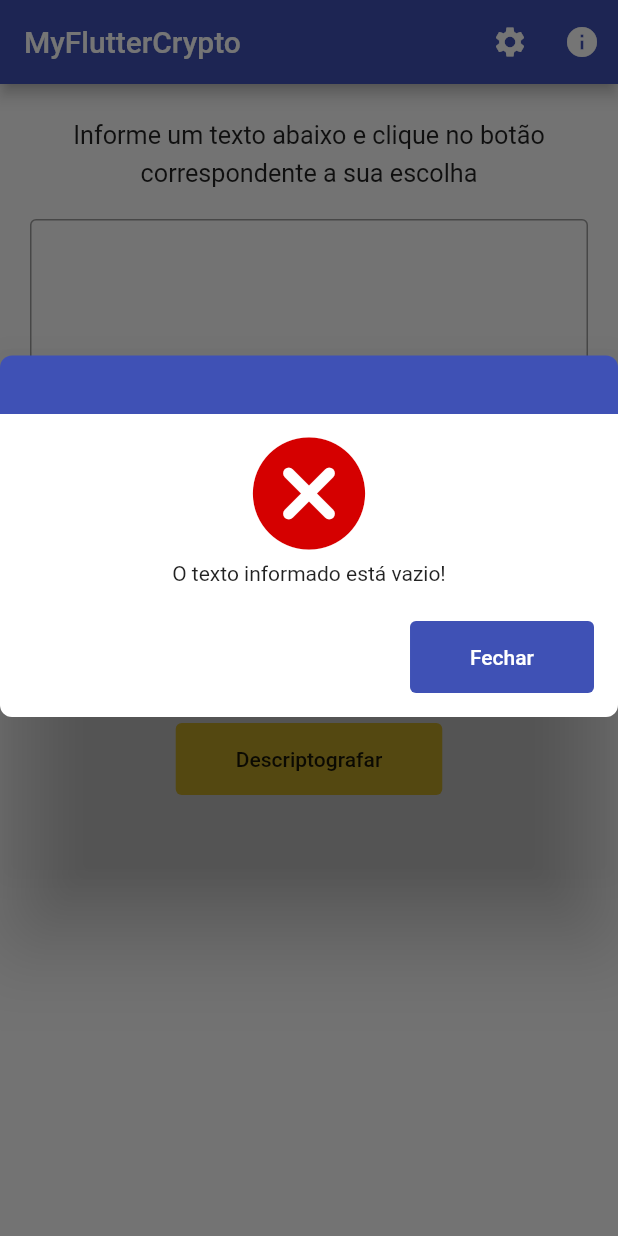
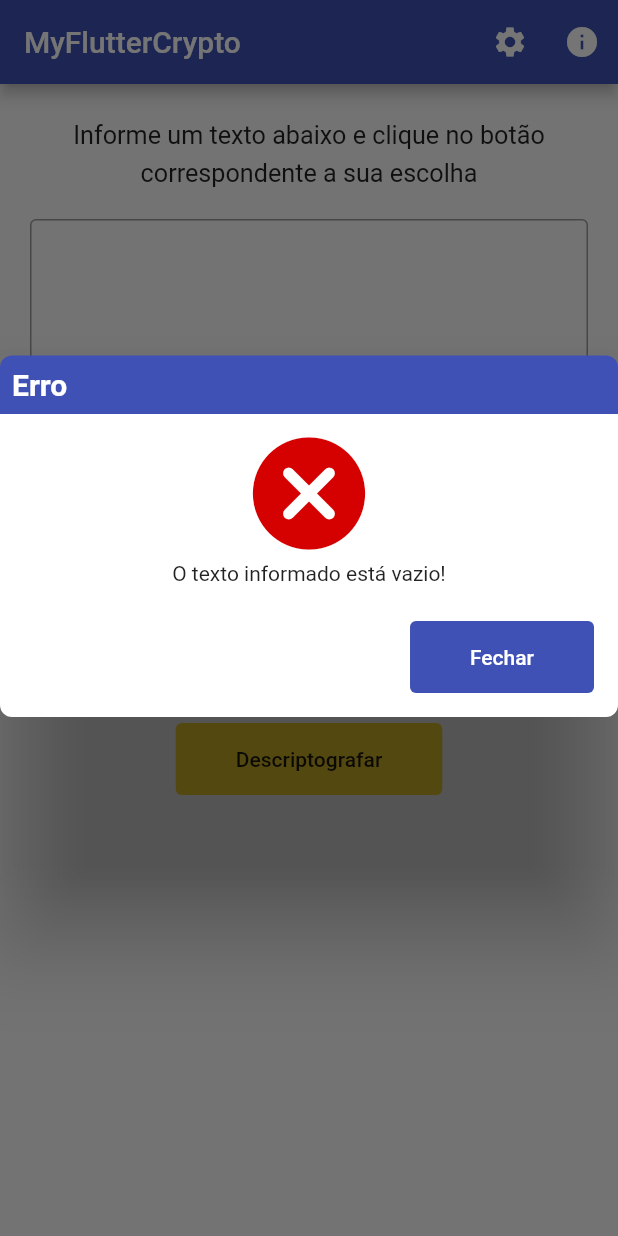
Before and after one commit to tglima/myfluttercrypto, a Flutter app: the screen it shows after launch, after a tap on "Criptografar", on a phone screen of 412 x 824 dp. Run offline on Flutter 3.47's test engine with Material 2 defaults, Android fonts, the phone set to English and light mode, and no system bars; our stand-ins replace package_info_plus; missing offline and left inert: encrypt; statements that could not run were skipped.

Commit message:
Realiza várias correções pontuais

```diff
--- a/lib/data/result_data.dart
+++ b/lib/data/result_data.dart
@@ -3,15 +3,15 @@ class ResultData {
   bool _hasError = true;
 
   ResultData(bool hasError, {String txt = ''}) {
-    this._txt = txt;
-    this._hasError = hasError;
+    _txt = txt;
+    _hasError = hasError;
   }
 
   resultTxt() {
-    return this._txt;
+    return _txt;
   }
 
   resultHasError() {
-    return this._hasError;
+    return _hasError;
   }
 }
--- a/lib/main.dart
+++ b/lib/main.dart
@@ -20,7 +20,7 @@ void main() async {
 
   await _initPackageInfo();
 
-  runApp(MaterialApp(
+  runApp(const MaterialApp(
     debugShowCheckedModeBanner: false,
     home: HomeScreen(),
     title: ConstantUtil.nmApplication,
--- a/lib/screens/about_screen.dart
+++ b/lib/screens/about_screen.dart
@@ -7,7 +7,7 @@ import 'package:flutter/gestures.dart';
 import 'package:url_launcher/url_launcher.dart';
 
 class AboutScreen extends StatelessWidget {
-  const AboutScreen();
+  const AboutScreen({Key? key}) : super(key: key);
 
   @override
   Widget build(BuildContext context) {
--- a/lib/screens/home_screen.dart
+++ b/lib/screens/home_screen.dart
@@ -10,6 +10,7 @@ import 'package:myfluttercrypto/utils/wdg_util.dart';
 import 'about_screen.dart';
 
 class HomeScreen extends StatefulWidget {
+  const HomeScreen({Key? key}) : super(key: key);
   @override
   _HomeScreenState createState() => _HomeScreenState();
 }
@@ -21,7 +22,7 @@ class _HomeScreenState extends State<HomeScreen> {
     CryptoUtil _cryptoUtil = CryptoUtil();
 
     void _goToSettings() {
-      WdgUtil.goToScreen(context: context, screen: SettingsScreen());
+      WdgUtil.goToScreen(context: context, screen: const SettingsScreen());
     }
 
     void _goToAbout() {
@@ -85,21 +86,22 @@ class _HomeScreenState extends State<HomeScreen> {
 
     Flexible _flexInputTxt = Flexible(
         child: Container(
-            constraints: BoxConstraints(maxWidth: ConstantUtil.maxWidthBox),
-            padding: EdgeInsets.only(top: ConstantUtil.defaultPadTop),
+            constraints:
+                const BoxConstraints(maxWidth: ConstantUtil.maxWidthBox),
+            padding: const EdgeInsets.only(top: ConstantUtil.defaultPadTop),
             child: TextField(
               controller: _controllerTxtInput,
               keyboardType: TextInputType.text,
-              decoration: InputDecoration(border: OutlineInputBorder()),
+              decoration: const InputDecoration(border: OutlineInputBorder()),
               textAlign: TextAlign.center,
               minLines: 8,
               maxLines: 16,
-              toolbarOptions:
-                  ToolbarOptions(copy: false, selectAll: false, paste: true),
+              toolbarOptions: const ToolbarOptions(
+                  copy: false, selectAll: false, paste: true),
             )));
 
     Row _rowTxtBtns = WdgUtil.buildRow(ButtonBar(
-        buttonPadding: EdgeInsets.all(16),
+        buttonPadding: const EdgeInsets.all(16),
         overflowButtonSpacing: 16,
         alignment: MainAxisAlignment.center,
         children: <Widget>[
@@ -115,7 +117,7 @@ class _HomeScreenState extends State<HomeScreen> {
 
     AppBar _buildAppBar = AppBar(
         backgroundColor: ConstantUtil.colorThemeApp,
-        title: Text(ConstantUtil.nmApplication),
+        title: const Text(ConstantUtil.nmApplication),
         actions: <Widget>[
           IconButton(
               icon: const Icon(Icons.settings),
--- a/lib/screens/result_screen.dart
+++ b/lib/screens/result_screen.dart
@@ -7,12 +7,13 @@ import 'package:flutter/services.dart';
 class ResultScreen extends StatelessWidget {
   final String txtResult;
   final String txtTitle;
-  ResultScreen(this.txtTitle, this.txtResult);
+  const ResultScreen(this.txtTitle, this.txtResult, {Key? key})
+      : super(key: key);
 
   @override
   Widget build(BuildContext context) {
     Future<void> _copyToClipboard() async {
-      await Clipboard.setData(ClipboardData(text: this.txtResult));
+      await Clipboard.setData(ClipboardData(text: txtResult));
 
       WdgUtil.buildDialog(
           context, TypeDialog.success, ConstantUtil.txtCopiedSuccessfully);
@@ -20,17 +21,19 @@ class ResultScreen extends StatelessWidget {
 
     Flexible _flexResultInputTxt = Flexible(
         child: Container(
-            constraints: BoxConstraints(maxWidth: ConstantUtil.maxWidthBox),
-            padding: EdgeInsets.only(top: ConstantUtil.defaultPadTop),
+            constraints:
+                const BoxConstraints(maxWidth: ConstantUtil.maxWidthBox),
+            padding: const EdgeInsets.only(top: ConstantUtil.defaultPadTop),
             child: TextField(
               readOnly: true,
-              controller: TextEditingController(text: this.txtResult),
+              controller: TextEditingController(text: txtResult),
               keyboardType: TextInputType.text,
-              decoration: InputDecoration(border: OutlineInputBorder()),
+              decoration: const InputDecoration(border: OutlineInputBorder()),
               textAlign: TextAlign.center,
               minLines: 8,
               maxLines: 16,
-              toolbarOptions: ToolbarOptions(copy: false, selectAll: false),
+              toolbarOptions:
+                  const ToolbarOptions(copy: false, selectAll: false),
             )));
 
     Row _rowTitle = WdgUtil.buildRow(Padding(
@@ -40,7 +43,7 @@ class ResultScreen extends StatelessWidget {
             textAlign: TextAlign.center,
             text: TextSpan(children: <TextSpan>[
               TextSpan(
-                  text: this.txtTitle,
+                  text: txtTitle,
                   style: TextStyle(
                       height: ConstantUtil.lineHeightDefault,
                       fontWeight: FontWeight.bold,
@@ -48,7 +51,7 @@ class ResultScreen extends StatelessWidget {
             ]))));
 
     Row _rowTxtBtnCopy = WdgUtil.buildRow(ButtonBar(
-        buttonPadding: EdgeInsets.all(16),
+        buttonPadding: const EdgeInsets.all(16),
         overflowButtonSpacing: 16,
         alignment: MainAxisAlignment.center,
         children: <Widget>[
--- a/lib/screens/settings_screen.dart
+++ b/lib/screens/settings_screen.dart
@@ -5,6 +5,8 @@ import 'package:myfluttercrypto/utils/enum_util.dart';
 import 'package:myfluttercrypto/utils/wdg_util.dart';
 
 class SettingsScreen extends StatefulWidget {
+  const SettingsScreen({Key? key}) : super(key: key);
+
   @override
   _SettingsScreenState createState() => _SettingsScreenState();
 }
@@ -51,16 +53,18 @@ class _SettingsScreenState extends State<SettingsScreen> {
 
     Flexible _flexInputText = Flexible(
         child: Container(
-            constraints: BoxConstraints(maxWidth: ConstantUtil.maxWidthBox),
-            padding: EdgeInsets.only(top: ConstantUtil.defaultPadTop),
+            constraints:
+                const BoxConstraints(maxWidth: ConstantUtil.maxWidthBox),
+            padding: const EdgeInsets.only(top: ConstantUtil.defaultPadTop),
             child: TextField(
               controller: _controllerTxtInput,
               keyboardType: TextInputType.text,
-              decoration: InputDecoration(border: OutlineInputBorder()),
+              decoration: const InputDecoration(border: OutlineInputBorder()),
               textAlign: TextAlign.center,
               maxLength: ConstantUtil.lengthKeyWord,
               maxLines: 1,
-              toolbarOptions: ToolbarOptions(copy: false, selectAll: false),
+              toolbarOptions:
+                  const ToolbarOptions(copy: false, selectAll: false),
             )));
 
     Row _rowTxtBtnSave = WdgUtil.buildRow(ButtonBar(
--- a/lib/utils/constant_util.dart
+++ b/lib/utils/constant_util.dart
@@ -2,46 +2,46 @@ import 'package:flutter/material.dart';
 
 class ConstantUtil {
   //Texts
-  static final String nmApplication = 'MyFlutterCrypto';
-  static final String settings = 'Configurações';
-  static final String about = 'Sobre';
-  static final String copyright = 'Copyright';
-  static final String txtCopyright = ': Copyright © 2021 Thiago Lima de Sousa.';
-  static final String visit = 'Visite';
-  static final String linkGitHub = 'https://github.com/tglima/myfluttercrypto';
-  static final String version = 'Versão';
-  static final String license = 'Licença';
-  static final String twoPoints = ': ';
-  static final String txtLicense =
+  static const String nmApplication = 'MyFlutterCrypto';
+  static const String settings = 'Configurações';
+  static const String about = 'Sobre';
+  static const String copyright = 'Copyright';
+  static const String txtCopyright = ': Copyright © 2021 Thiago Lima de Sousa.';
+  static const String visit = 'Visite';
+  static const String linkGitHub = 'https://github.com/tglima/myfluttercrypto';
+  static const String version = 'Versão';
+  static const String license = 'Licença';
+  static const String twoPoints = ': ';
+  static const String txtLicense =
       ': O código fonte desta aplicação está sob Licença MIT, todo o restante deve ser considerado conteúdo registrado dos seus respectivos proprietários e desenvolvedores.';
   static final String txtInfoKeyWord =
       'Abaixo está a palavra chave utilizada para criptografar e descriptograr os textos, ela deve conter ${lengthKeyWord.toString()} carateres. Quanto mais complexa ela for, melhor será! ';
-  static final String txtKeyWordReset =
+  static const String txtKeyWordReset =
       'Sempre que o aplicativo é fechado a palavra chave retorna para o seu valor padrão. ';
-  static final String txtKeyWordWarning =
+  static const String txtKeyWordWarning =
       'Sem a palavra chave correta não será possível descriptografar o texto!';
-  static final String save = 'Salvar';
-  static final String errTxtIsEmpty = 'O texto informado está vazio!';
-  static final String errTxtInvalid = 'O texto informado é inválido!';
-  static final String inputYourText =
+  static const String save = 'Salvar';
+  static const String errTxtIsEmpty = 'O texto informado está vazio!';
+  static const String errTxtInvalid = 'O texto informado é inválido!';
+  static const String inputYourText =
       'Informe um texto abaixo e clique no botão correspondente a sua escolha';
-  static final String errDecryptTxt =
+  static const String errDecryptTxt =
       'Ocorreu um erro e não foi possível descriptografar o texto informado!';
-  static final String sucKeyWordSaved = 'Nova palavra passe salva com sucesso!';
-  static final String errOpenSite =
+  static const String sucKeyWordSaved = 'Nova palavra passe salva com sucesso!';
+  static const String errOpenSite =
       'Ocorreu um erro e não foi possível abri o site: ';
-  static final String alert = 'Alerta';
-  static final String error = 'Erro';
-  static final String success = "Sucesso";
-  static final String close = "Fechar";
-  static final String txtEncrypt = 'Criptografar';
-  static final String txtDecrypt = 'Descriptografar';
-  static final String titleEncrypt = 'Texto Criptografado';
-  static final String titleDecrypt = 'Texto Descriptografado';
-  static final String txtResult = 'Resultado';
-  static final String copyTxt = 'Copiar Texto';
-  static final String clearTxt = 'Limpar Texto';
-  static final String txtCopiedSuccessfully = 'Texto copiado com sucesso!';
+  static const String alert = 'Alerta';
+  static const String error = 'Erro';
+  static const String success = "Sucesso";
+  static const String close = "Fechar";
+  static const String txtEncrypt = 'Criptografar';
+  static const String txtDecrypt = 'Descriptografar';
+  static const String titleEncrypt = 'Texto Criptografado';
+  static const String titleDecrypt = 'Texto Descriptografado';
+  static const String txtResult = 'Resultado';
+  static const String copyTxt = 'Copiar Texto';
+  static const String clearTxt = 'Limpar Texto';
+  static const String txtCopiedSuccessfully = 'Texto copiado com sucesso!';
 
   //Colors
   static final Color colorThemeApp = Colors.indigo.shade500;
@@ -54,22 +54,22 @@ class ConstantUtil {
   static final Color colorSilver = Colors.grey.shade600;
 
   //EdgeInsetsGeometry
-  static final EdgeInsetsGeometry edgeInsetsDefault =
+  static const EdgeInsetsGeometry edgeInsetsDefault =
       EdgeInsets.fromLTRB(16, 8, 16, 8);
 
-  static final EdgeInsetsGeometry edgeInsetsTopZero =
+  static const EdgeInsetsGeometry edgeInsetsTopZero =
       EdgeInsets.fromLTRB(16, 0, 16, 8);
 
-  static final EdgeInsetsGeometry padTxtBtnDefault =
+  static const EdgeInsetsGeometry padTxtBtnDefault =
       EdgeInsets.fromLTRB(40, 16, 40, 16);
 
   //Others
-  static final double lineHeightDefault = 1.5;
+  static const double lineHeightDefault = 1.5;
   static final TextStyle textStyleDefault = TextStyle(
       height: ConstantUtil.lineHeightDefault,
       color: ConstantUtil.colorTxtDefault);
-  static final double defaultPadTop = 20;
-  static final double maxWidthBox = 475;
-  static final double maxHeightBox = 350;
-  static final int lengthKeyWord = 20;
+  static const double defaultPadTop = 20;
+  static const double maxWidthBox = 475;
+  static const double maxHeightBox = 350;
+  static const int lengthKeyWord = 20;
 }
--- a/lib/utils/crypto_util.dart
+++ b/lib/utils/crypto_util.dart
@@ -22,7 +22,6 @@ class CryptoUtil {
       result = ResultData(false,
           txt: encrypter.decrypt(Encrypted.from64(txt), iv: iv));
     } catch (ex) {
-      print('Exception: ${ex.toString()}');
       result = ResultData(true);
     }
     return result;
--- a/lib/utils/wdg_util.dart
+++ b/lib/utils/wdg_util.dart
@@ -6,7 +6,7 @@ class WdgUtil {
   static buildAppBar(BuildContext context, String title) {
     return AppBar(
         leading: IconButton(
-          icon: Icon(Icons.arrow_back_rounded),
+          icon: const Icon(Icons.arrow_back_rounded),
           onPressed: () => Navigator.pop(context),
         ),
         backgroundColor: ConstantUtil.colorThemeApp,
@@ -18,7 +18,7 @@ class WdgUtil {
     return Scaffold(
         appBar: appBar,
         body: Container(
-            padding: EdgeInsets.all(20),
+            padding: const EdgeInsets.all(20),
             child: Column(
                 mainAxisAlignment: MainAxisAlignment.start,
                 children: listWdg)));
@@ -58,7 +58,7 @@ class WdgUtil {
       String txtButton = '',
       Color colorBkgTitle = Colors.transparent,
       bool showIcon = true}) {
-    txtButton = txtButton.length < 0 ? ConstantUtil.close : txtButton;
+    txtButton = txtButton.isEmpty ? ConstantUtil.close : txtButton;
     IconData iconDisplay = Icons.sentiment_satisfied_alt_outlined;
     Color iconColor = ConstantUtil.colorWhite;
     double iconSize = showIcon ? 90.0 : 0;
@@ -71,7 +71,7 @@ class WdgUtil {
     switch (typeDialog) {
       case TypeDialog.alert:
         {
-          txtTitle = txtTitle.length < 0 ? ConstantUtil.alert : txtTitle;
+          txtTitle = txtTitle.isEmpty ? ConstantUtil.alert : txtTitle;
           iconDisplay = Icons.error_rounded;
           iconColor = ConstantUtil.colorAlert;
         }
@@ -79,7 +79,7 @@ class WdgUtil {
 
       case TypeDialog.error:
         {
-          txtTitle = txtTitle.length < 0 ? ConstantUtil.error : txtTitle;
+          txtTitle = txtTitle.isEmpty ? ConstantUtil.error : txtTitle;
           iconDisplay = Icons.cancel_rounded;
           iconColor = ConstantUtil.colorRed;
         }
@@ -87,7 +87,7 @@ class WdgUtil {
 
       case TypeDialog.success:
         {
-          txtTitle = txtTitle.length < 0 ? ConstantUtil.success : txtTitle;
+          txtTitle = txtTitle.isEmpty ? ConstantUtil.success : txtTitle;
           iconDisplay = Icons.check_circle_outlined;
           iconColor = ConstantUtil.colorSuccess;
         }
@@ -95,7 +95,7 @@ class WdgUtil {
 
       case TypeDialog.exception:
         {
-          txtTitle = txtTitle.length < 0 ? ConstantUtil.error : txtTitle;
+          txtTitle = txtTitle.isEmpty ? ConstantUtil.error : txtTitle;
           iconDisplay = Icons.error_sharp;
           colorBkgTitle = ConstantUtil.colorRed;
           iconColor = ConstantUtil.colorRed;
@@ -110,7 +110,7 @@ class WdgUtil {
             backgroundColor: Colors.transparent,
             insetPadding: EdgeInsets.zero,
             child: Container(
-              constraints: BoxConstraints(
+              constraints: const BoxConstraints(
                   maxWidth: ConstantUtil.maxWidthBox,
                   maxHeight: ConstantUtil.maxHeightBox),
               child: Column(
@@ -120,11 +120,11 @@ class WdgUtil {
                     decoration: BoxDecoration(
                         color: colorBkgTitle,
                         shape: BoxShape.rectangle,
-                        borderRadius: BorderRadius.only(
+                        borderRadius: const BorderRadius.only(
                             topLeft: Radius.circular(8),
                             topRight: Radius.circular(8))),
                     child: Padding(
-                      padding: EdgeInsets.all(8),
+                      padding: const EdgeInsets.all(8),
                       child: Text(txtTitle,
                           style: TextStyle(
                               fontWeight: FontWeight.bold,
@@ -136,7 +136,7 @@ class WdgUtil {
                     width: double.infinity,
                     color: ConstantUtil.colorWhite,
                     child: Padding(
-                        padding: EdgeInsets.all(8),
+                        padding: const EdgeInsets.all(8),
                         child: Column(children: <Widget>[
                           Icon(iconDisplay, color: iconColor, size: iconSize),
                           Text(txtContent, textAlign: TextAlign.center),
@@ -147,11 +147,11 @@ class WdgUtil {
                       decoration: BoxDecoration(
                           color: ConstantUtil.colorWhite,
                           shape: BoxShape.rectangle,
-                          borderRadius: BorderRadius.only(
+                          borderRadius: const BorderRadius.only(
                               bottomLeft: Radius.circular(8),
                               bottomRight: Radius.circular(8))),
                       child: Padding(
-                          padding: EdgeInsets.all(8),
+                          padding: const EdgeInsets.all(8),
                           child: ButtonBar(
                               alignment: MainAxisAlignment.end,
                               children: <Widget>[
```
